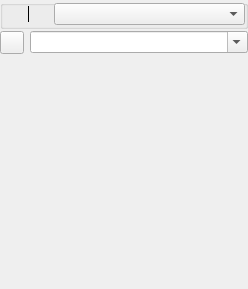
This is src/gui/objectmanipulator_q.ui in fwbuilder/fwbuilder as Qt 5 draws it before an edit. The edited form follows.
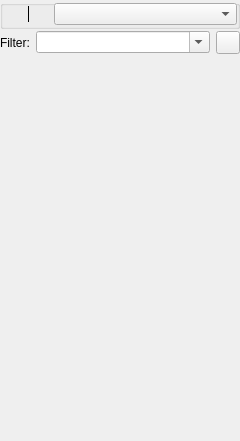
This is the edited form. Icons and pictures are not drawn. Custom widgets are drawn as their Qt base class.

Patch:
```diff
--- a/src/gui/objectmanipulator_q.ui
+++ b/src/gui/objectmanipulator_q.ui
@@ -5,12 +5,12 @@
   <property name="enabled">
    <bool>true</bool>
   </property>
-  <property name="geometry">
+  <property name="geometry" >
    <rect>
     <x>0</x>
     <y>0</y>
-    <width>248</width>
-    <height>289</height>
+    <width>240</width>
+    <height>441</height>
    </rect>
   </property>
   <property name="sizePolicy">
@@ -22,60 +22,17 @@
   <property name="windowTitle">
    <string>Tree of Objects</string>
   </property>
-  <layout class="QGridLayout">
-   <property name="margin">
-    <number>0</number>
-   </property>
-   <property name="spacing">
+  <layout class="QGridLayout" name="gridLayout" >
+   <property name="verticalSpacing" >
     <number>2</number>
    </property>
-   <item row="2" column="0">
-    <widget class="QStackedWidget" name="widgetStack">
-     <widget class="QWidget" name="page">
-      <property name="palette">
-       <palette>
-        <active>
-         <colorrole role="Text">
-          <brush brushstyle="SolidPattern">
-           <color alpha="255">
-            <red>0</red>
-            <green>0</green>
-            <blue>0</blue>
-           </color>
-          </brush>
-         </colorrole>
-        </active>
-        <inactive>
-         <colorrole role="Text">
-          <brush brushstyle="SolidPattern">
-           <color alpha="255">
-            <red>0</red>
-            <green>0</green>
-            <blue>0</blue>
-           </color>
-          </brush>
-         </colorrole>
-        </inactive>
-        <disabled>
-         <colorrole role="Text">
-          <brush brushstyle="SolidPattern">
-           <color alpha="255">
-            <red>69</red>
-            <green>69</green>
-            <blue>69</blue>
-           </color>
-          </brush>
-         </colorrole>
-        </disabled>
-       </palette>
-      </property>
-     </widget>
-    </widget>
-   </item>
-   <item row="0" column="0">
-    <widget class="QGroupBox" name="buttonGroup1">
-     <property name="sizePolicy">
-      <sizepolicy hsizetype="Preferred" vsizetype="Fixed">
+   <property name="margin" >
+    <number>0</number>
+   </property>
+   <item row="0" column="0" >
+    <widget class="QGroupBox" name="buttonGroup1" >
+     <property name="sizePolicy" >
+      <sizepolicy vsizetype="Fixed" hsizetype="Preferred" >
        <horstretch>0</horstretch>
        <verstretch>0</verstretch>
       </sizepolicy>
@@ -93,11 +50,11 @@
 }
 </string>
      </property>
-     <layout class="QGridLayout">
-      <property name="margin">
+     <layout class="QGridLayout" >
+      <property name="margin" >
        <number>2</number>
       </property>
-      <property name="spacing">
+      <property name="spacing" >
        <number>0</number>
       </property>
       <item row="0" column="0">
@@ -148,10 +105,10 @@
         </property>
        </widget>
       </item>
-      <item row="0" column="3">
-       <widget class="QComboBox" name="libs">
-        <property name="sizePolicy">
-         <sizepolicy hsizetype="Expanding" vsizetype="Fixed">
+      <item row="0" column="3" >
+       <widget class="QComboBox" name="libs" >
+        <property name="sizePolicy" >
+         <sizepolicy vsizetype="Fixed" hsizetype="Expanding" >
           <horstretch>0</horstretch>
           <verstretch>0</verstretch>
          </sizepolicy>
@@ -182,11 +139,41 @@
      </layout>
     </widget>
    </item>
-   <item row="1" column="0">
-    <layout class="QHBoxLayout" name="horizontalLayout_2">
+   <item row="1" column="0" >
+    <layout class="QHBoxLayout" name="horizontalLayout" >
      <item>
-      <widget class="QToolButton" name="clearFilter">
-       <property name="text">
+      <widget class="QLabel" name="label" >
+       <property name="text" >
+        <string>Filter:</string>
+       </property>
+      </widget>
+     </item>
+     <item>
+      <widget class="AutocompletedComboBox" name="filter" >
+       <property name="sizePolicy" >
+        <sizepolicy vsizetype="Fixed" hsizetype="Expanding" >
+         <horstretch>0</horstretch>
+         <verstretch>0</verstretch>
+        </sizepolicy>
+       </property>
+       <property name="toolTip" >
+        <string>Object name pattern</string>
+       </property>
+       <property name="editable" >
+        <bool>true</bool>
+       </property>
+      </widget>
+     </item>
+     <item>
+      <widget class="QToolButton" name="clearFilter" >
+       <property name="toolTip" >
+        <string>&lt;!DOCTYPE HTML PUBLIC "-//W3C//DTD HTML 4.0//EN" "http://www.w3.org/TR/REC-html40/strict.dtd">
+&lt;html>&lt;head>&lt;meta name="qrichtext" content="1" />&lt;style type="text/css">
+p, li { white-space: pre-wrap; }
+&lt;/style>&lt;/head>&lt;body style=" font-family:'Lucida Grande'; font-size:11pt; font-weight:400; font-style:normal;">
+&lt;p style=" margin-top:0px; margin-bottom:0px; margin-left:0px; margin-right:0px; -qt-block-indent:0; text-indent:0px;">Clear filter&lt;/p>&lt;/body>&lt;/html></string>
+       </property>
+       <property name="text" >
         <string/>
        </property>
        <property name="icon">
@@ -195,18 +182,54 @@
        </property>
       </widget>
      </item>
-     <item>
-      <widget class="AutocompletedComboBox" name="filter">
-       <property name="editable">
-        <bool>true</bool>
-       </property>
-      </widget>
-     </item>
     </layout>
    </item>
+   <item row="2" column="0" >
+    <widget class="QStackedWidget" name="widgetStack" >
+     <widget class="QWidget" name="page" >
+      <property name="palette" >
+       <palette>
+        <active>
+         <colorrole role="Text" >
+          <brush brushstyle="SolidPattern" >
+           <color alpha="255" >
+            <red>0</red>
+            <green>0</green>
+            <blue>0</blue>
+           </color>
+          </brush>
+         </colorrole>
+        </active>
+        <inactive>
+         <colorrole role="Text" >
+          <brush brushstyle="SolidPattern" >
+           <color alpha="255" >
+            <red>0</red>
+            <green>0</green>
+            <blue>0</blue>
+           </color>
+          </brush>
+         </colorrole>
+        </inactive>
+        <disabled>
+         <colorrole role="Text" >
+          <brush brushstyle="SolidPattern" >
+           <color alpha="255" >
+            <red>69</red>
+            <green>69</green>
+            <blue>69</blue>
+           </color>
+          </brush>
+         </colorrole>
+        </disabled>
+       </palette>
+      </property>
+     </widget>
+    </widget>
+   </item>
   </layout>
  </widget>
- <layoutdefault spacing="6" margin="11"/>
+ <layoutdefault spacing="6" margin="11" />
  <customwidgets>
   <customwidget>
    <class>AutocompletedComboBox</class>
```
Left out of the diff: 95 changed lines with no effect on the pictures.
